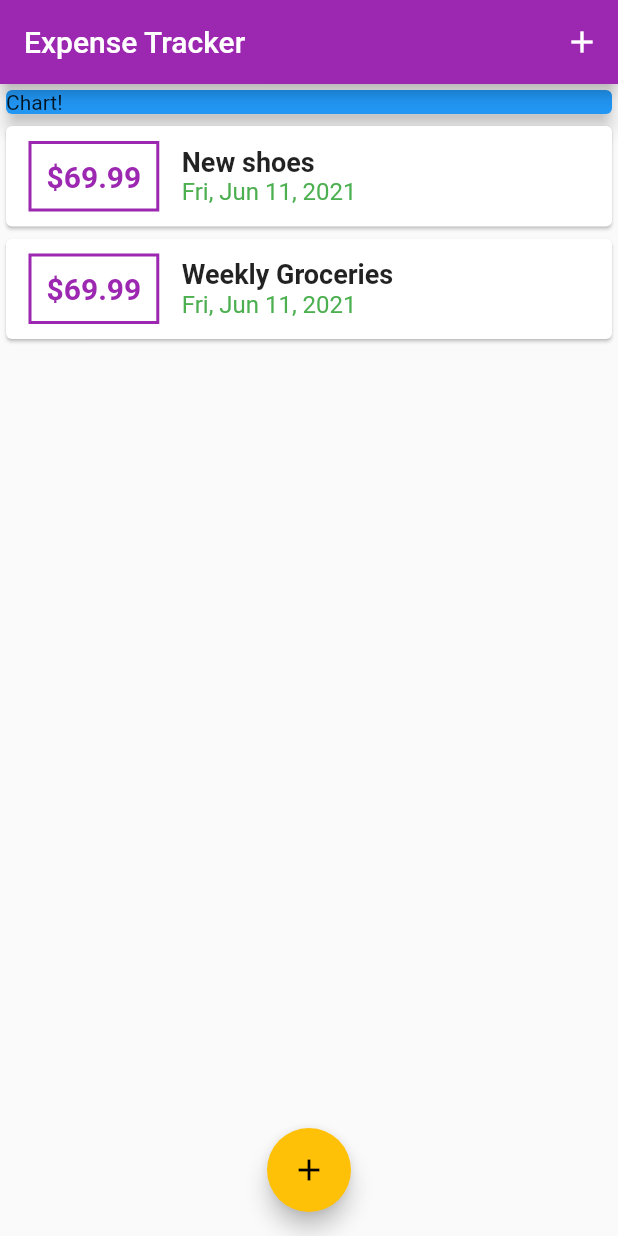
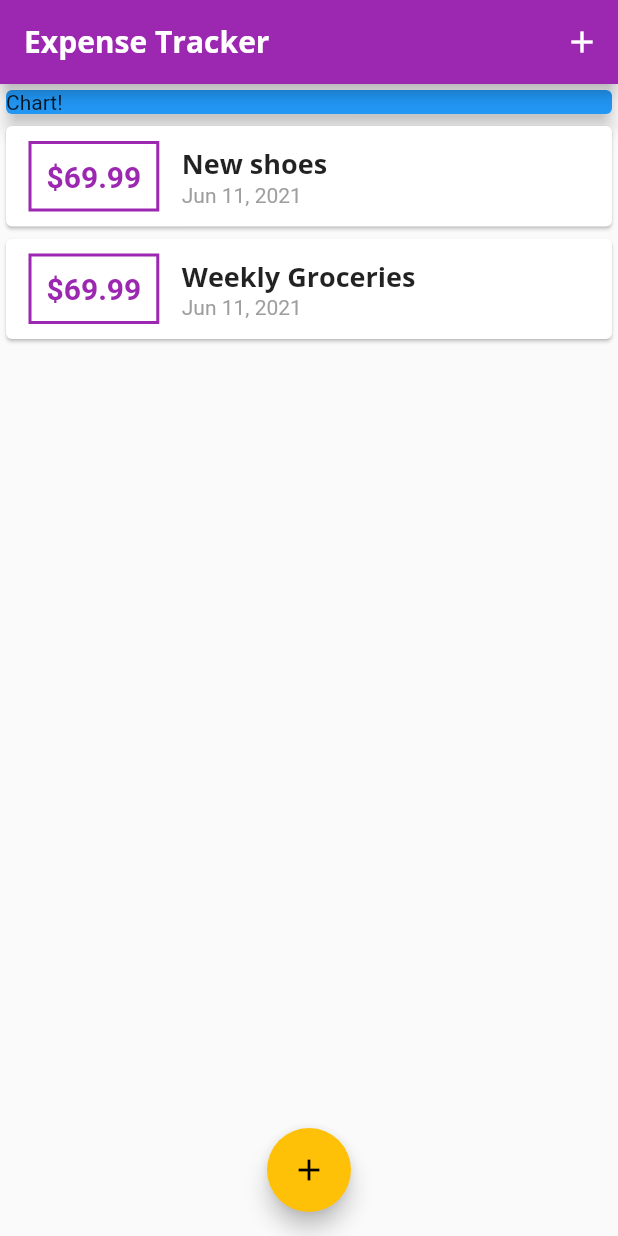
Before and after one commit to arsalan-irfan/Flutter_Expense_Tracker, a Flutter app: the screen it shows after launch, on a phone screen of 412 x 824 dp. Run offline on Flutter 3.47's test engine with Material 2 defaults, Android fonts, the phone set to English and light mode, and no system bars.

Commit message:
Done With Themes

```diff
--- a/lib/main.dart
+++ b/lib/main.dart
@@ -9,8 +9,25 @@ class MyApp extends StatelessWidget {
   @override
   Widget build(BuildContext context) {
     return MaterialApp(
-      title: 'Expense Tracker',
-      theme: ThemeData(primarySwatch: Colors.purple, accentColor: Colors.amber),
+      title: 'Personal Expenses',
+      theme: ThemeData(
+        primarySwatch: Colors.purple,
+        accentColor: Colors.amber,
+        fontFamily: 'Quicksand',
+        textTheme: ThemeData.light().textTheme.copyWith(
+              title: TextStyle(
+                  fontFamily: "OpenSans",
+                  fontSize: 18,
+                  fontWeight: FontWeight.bold),
+            ),
+        appBarTheme: AppBarTheme(
+          textTheme: ThemeData.light().textTheme.copyWith(
+              title: TextStyle(
+                  fontFamily: "OpenSans",
+                  fontSize: 20,
+                  fontWeight: FontWeight.bold)),
+        ),
+      ),
       home: MyHomePage(),
     );
   }
--- a/lib/widgets/transaction_list.dart
+++ b/lib/widgets/transaction_list.dart
@@ -11,43 +11,73 @@ class TransactionList extends StatelessWidget {
   Widget build(BuildContext context) {
     return Container(
       height: 300,
-      child: ListView.builder(
+      child: transactions.isEmpty
+          ? Center(
+              child: Column(
+                children: <Widget>[
+                  Text(
+                    'No transactions added yet!',
+                    style: Theme.of(context).textTheme.title,
+                  ),
+                  SizedBox(
+                    height: 20,
+                  ),
+                  Container(
+                      height: 200,
+                      child: Image.asset(
+                        'assets/images/waiting.png',
+                        fit: BoxFit.cover,
+                      )),
+                ],
+              ),
+            )
+          : ListView.builder(
               itemBuilder: (ctx, index) {
                 return Card(
-              child: Row(children: <Widget>[
+                  child: Row(
+                    children: <Widget>[
                       Container(
-                  margin: EdgeInsets.symmetric(vertical: 10, horizontal: 15),
+                        margin: EdgeInsets.symmetric(
+                          vertical: 10,
+                          horizontal: 15,
+                        ),
+                        decoration: BoxDecoration(
+                          border: Border.all(
+                            color: Theme.of(context).primaryColor,
+                            width: 2,
+                          ),
+                        ),
+                        padding: EdgeInsets.all(10),
                         child: Text(
-                    "\$${transactions[index].amount.toStringAsFixed(2)}",
+                          '\$${transactions[index].amount.toStringAsFixed(2)}',
                           style: TextStyle(
                             fontWeight: FontWeight.bold,
                             fontSize: 20,
-                      color: Colors.purple,
+                            color: Theme.of(context).primaryColor,
                           ),
                         ),
-                  decoration: BoxDecoration(
-                    border: Border.all(color: Colors.purple, width: 2),
-                  ),
-                  padding: EdgeInsets.all(10),
                       ),
                       Column(
                         crossAxisAlignment: CrossAxisAlignment.start,
                         children: <Widget>[
                           Text(
-                      transactions[index].title.toString(),
-                      style:
-                          TextStyle(fontSize: 18, fontWeight: FontWeight.bold),
+                            transactions[index].title,
+                            style: Theme.of(context).textTheme.title,
                           ),
                           Text(
-                      DateFormat.yMMMEd().format(transactions[index].date),
-                      style: TextStyle(fontSize: 16, color: Colors.green),
+                            DateFormat.yMMMd().format(transactions[index].date),
+                            style: TextStyle(
+                              color: Colors.grey,
+                            ),
                           ),
                         ],
-                )
-              ]),
+                      ),
+                    ],
+                  ),
                 );
               },
-          itemCount: transactions.length),
+              itemCount: transactions.length,
+            ),
     );
   }
 }
```
Also changed, not shown: pubspec.yaml (+13 -9 lines), assets/fonts/OpenSans-Bold.ttf (added), assets/fonts/OpenSans-Regular.ttf (added), assets/fonts/Quicksand-Bold.ttf (added), assets/fonts/Quicksand-Light.ttf (added), assets/fonts/Quicksand-Medium.ttf (added), assets/fonts/Quicksand-Regular.ttf (added), assets/images/waiting.png (added). Lines whose indentation alone changed are shown as unchanged.
